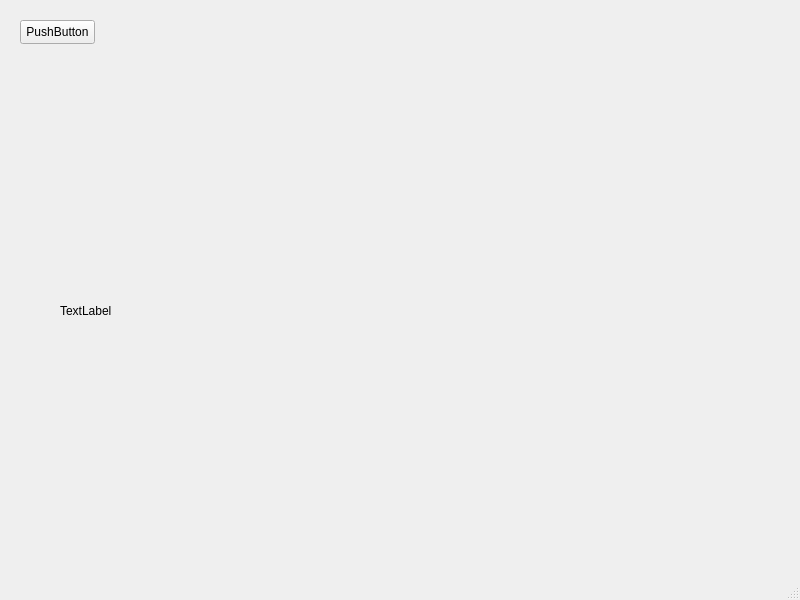
Before: the Qt Designer form mainwindow.ui in second-level/screenshot-test, drawn with Qt 5.
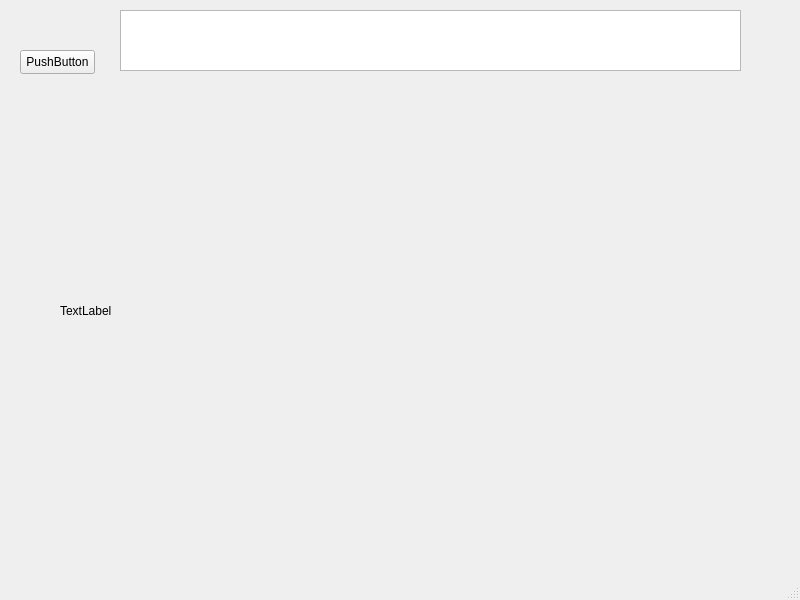
After: the same form once the commit is applied.

```diff
--- a/mainwindow.ui
+++ b/mainwindow.ui
@@ -18,7 +18,7 @@
     <property name="geometry">
      <rect>
       <x>20</x>
-      <y>20</y>
+      <y>50</y>
       <width>75</width>
       <height>24</height>
      </rect>
@@ -40,6 +40,16 @@
      <string>TextLabel</string>
     </property>
    </widget>
+   <widget class="QTextEdit" name="textEdit">
+    <property name="geometry">
+     <rect>
+      <x>120</x>
+      <y>10</y>
+      <width>621</width>
+      <height>61</height>
+     </rect>
+    </property>
+   </widget>
   </widget>
   <widget class="QMenuBar" name="menubar">
    <property name="geometry">
```
